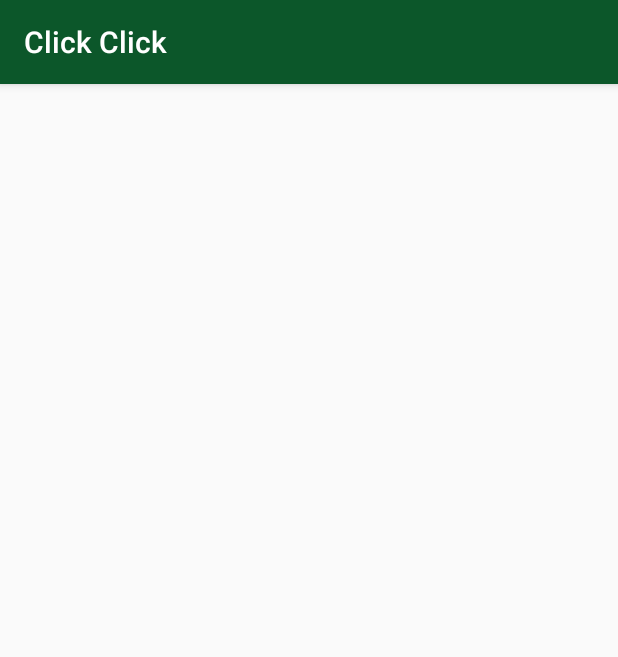
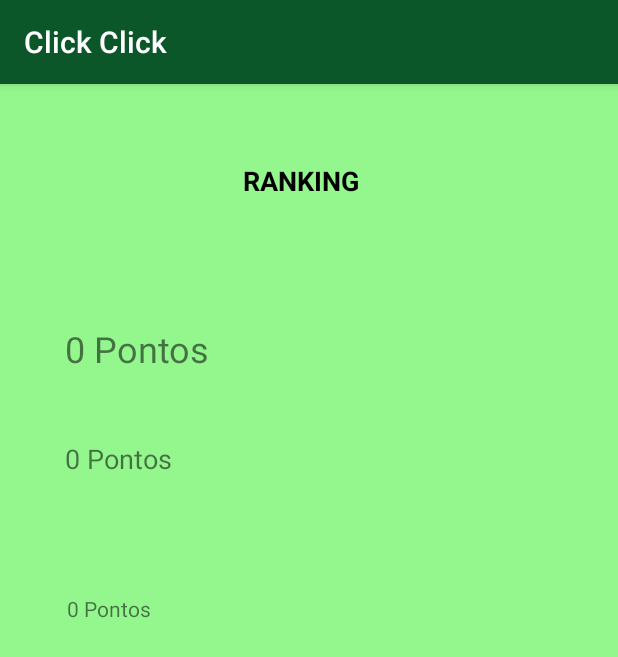
Before and after one commit to alexist98/ClickClick-master, an Android app: the RecordActivity screen opened directly, with no data from a screen before it, on a phone screen of 412 x 824 dp. Shown: the top 657 px of the screen. Run offline under Robolectric (Android 15) with nearby library versions, the phone set to English and light mode, and no system bars.

Commit message:
Adicionado ranking top 3

```diff
--- a/app/src/main/java/com/example/alunos/clickclick/PontuacaoActivity.kt
+++ b/app/src/main/java/com/example/alunos/clickclick/PontuacaoActivity.kt
@@ -13,18 +13,31 @@ class PontuacaoActivity : AppCompatActivity() {
     internal lateinit var jogarNovamente: Button
     internal lateinit var gameScoreTextView2: TextView
     var score = MainActivity.score1.toString()
+    /*var top1 = 0
+    var top2 = 0
+    var top3 = 0*/
+    companion object {
+        var top1 = 0
+        var top2 = 0
+        var top3 = 0
+    }
 
 
     override fun onCreate(savedInstanceState: Bundle?) {
         super.onCreate(savedInstanceState)
+        val numbers: MutableList<Int> = mutableListOf(top1, top2, top3)
+        val readOnlyView: List<Int> = numbers
         setContentView(R.layout.activity_pontuacao)
 
         jogarNovamente = findViewById<Button>(R.id.jogar_novamente)
         gameScoreTextView2 = findViewById<TextView>(R.id.game_score_text_view2)
+        gameScoreTextView2.text = getString(R.string.sua_pontuacao, score)
 
-
-        gameScoreTextView2.text = getString(R.string.sua_pontuacao, score.toString())
-
+        numbers.add(score.toInt())
+        val ordenado = numbers.sortedWith((reverseOrder()))
+        top1=ordenado.component1()
+        top2=ordenado.component2()
+        top3=ordenado.component3()
     }
 
 
--- a/app/src/main/java/com/example/alunos/clickclick/RecordActivity.kt
+++ b/app/src/main/java/com/example/alunos/clickclick/RecordActivity.kt
@@ -2,11 +2,35 @@ package com.example.alunos.clickclick
 
 import android.support.v7.app.AppCompatActivity
 import android.os.Bundle
+import android.widget.TextView
 
 class RecordActivity : AppCompatActivity() {
+
+    internal lateinit var top1TextView: TextView
+    internal lateinit var top2TextView: TextView
+    internal lateinit var top3TextView: TextView
+
+
+    var top1 = PontuacaoActivity.top1.toString()
+    var top2 = PontuacaoActivity.top2.toString()
+    var top3 = PontuacaoActivity.top3.toString()
 
     override fun onCreate(savedInstanceState: Bundle?) {
         super.onCreate(savedInstanceState)
         setContentView(R.layout.activity_record)
+
+
+        top1TextView = findViewById<TextView>(R.id.top1_text_view)
+        top1TextView.text = getString(R.string.sua_pontuacao, top1.toString())
+
+        top2TextView = findViewById<TextView>(R.id.top2_text_view)
+        top2TextView.text = getString(R.string.sua_pontuacao, top2.toString())
+
+        top3TextView = findViewById<TextView>(R.id.top3_text_view)
+        top3TextView.text = getString(R.string.sua_pontuacao, top3.toString())
     }
+
+
+
+
 }
--- a/app/src/main/res/layout/activity_record.xml
+++ b/app/src/main/res/layout/activity_record.xml
@@ -4,6 +4,72 @@
     xmlns:tools="http://schemas.android.com/tools"
     android:layout_width="match_parent"
     android:layout_height="match_parent"
+    android:background="#94f78e"
     tools:context=".RecordActivity">
 
+    <TextView
+        android:id="@+id/textView5"
+        android:layout_width="135dp"
+        android:layout_height="28dp"
+        android:layout_marginStart="8dp"
+        android:layout_marginLeft="8dp"
+        android:layout_marginTop="52dp"
+        android:layout_marginEnd="8dp"
+        android:layout_marginRight="8dp"
+        android:text="     Ranking"
+        android:textAllCaps="true"
+        android:textColor="@android:color/black"
+        android:textSize="18sp"
+        android:textStyle="bold"
+        app:layout_constraintEnd_toEndOf="parent"
+        app:layout_constraintStart_toStartOf="parent"
+        app:layout_constraintTop_toTopOf="parent" />
+
+    <TextView
+        android:id="@+id/top1_text_view"
+        android:layout_width="326dp"
+        android:layout_height="45dp"
+        android:layout_marginStart="8dp"
+        android:layout_marginLeft="8dp"
+        android:layout_marginTop="80dp"
+        android:layout_marginEnd="8dp"
+        android:layout_marginRight="8dp"
+        android:text="@string/sua_pontuacao"
+        android:textSize="24sp"
+        app:layout_constraintEnd_toEndOf="parent"
+        app:layout_constraintStart_toStartOf="parent"
+        app:layout_constraintTop_toBottomOf="@+id/textView5" />
+
+    <TextView
+        android:id="@+id/top2_text_view"
+        android:layout_width="326dp"
+        android:layout_height="30dp"
+        android:layout_marginStart="8dp"
+        android:layout_marginLeft="8dp"
+        android:layout_marginTop="32dp"
+        android:layout_marginEnd="8dp"
+        android:layout_marginRight="8dp"
+        android:text="@string/sua_pontuacao"
+        android:textSize="18sp"
+        app:layout_constraintEnd_toEndOf="parent"
+        app:layout_constraintStart_toStartOf="parent"
+        app:layout_constraintTop_toBottomOf="@+id/top1_text_view" />
+
+    <TextView
+        android:id="@+id/top3_text_view"
+        android:layout_width="326dp"
+        android:layout_height="30dp"
+        android:layout_marginStart="8dp"
+        android:layout_marginLeft="8dp"
+        android:layout_marginTop="32dp"
+        android:layout_marginEnd="8dp"
+        android:layout_marginRight="8dp"
+        android:layout_marginBottom="8dp"
+        android:text="@string/sua_pontuacao"
+        app:layout_constraintBottom_toBottomOf="parent"
+        app:layout_constraintEnd_toEndOf="parent"
+        app:layout_constraintHorizontal_bias="0.523"
+        app:layout_constraintStart_toStartOf="parent"
+        app:layout_constraintTop_toBottomOf="@+id/top2_text_view"
+        app:layout_constraintVertical_bias="0.095" />
 </android.support.constraint.ConstraintLayout>
```
